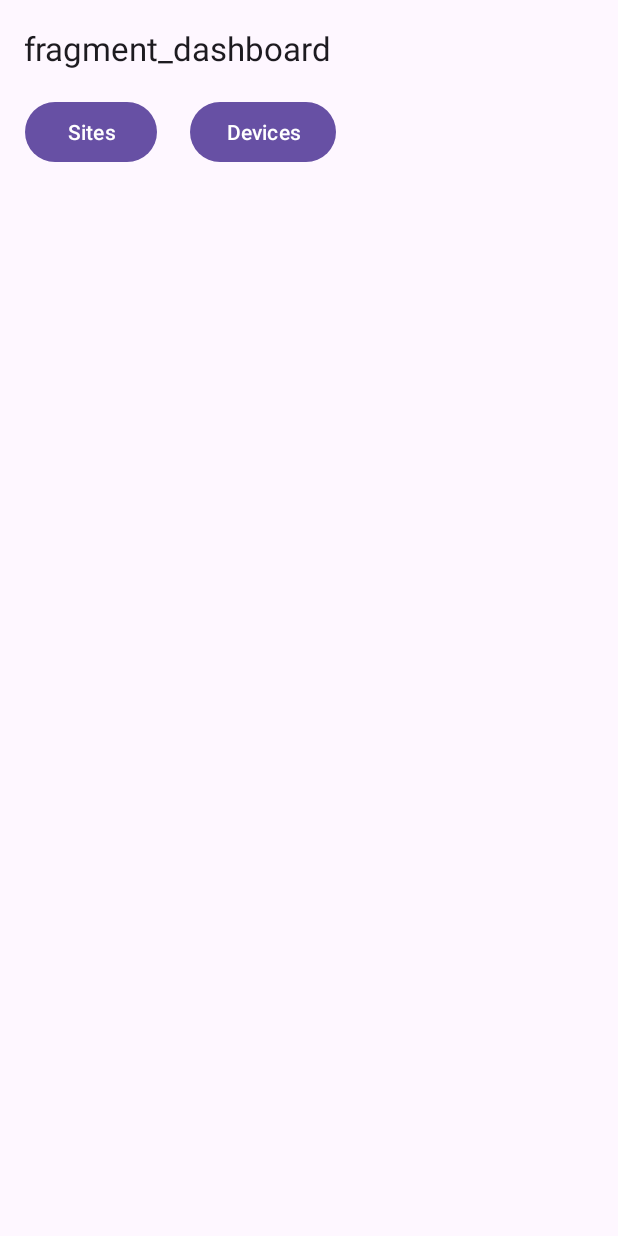
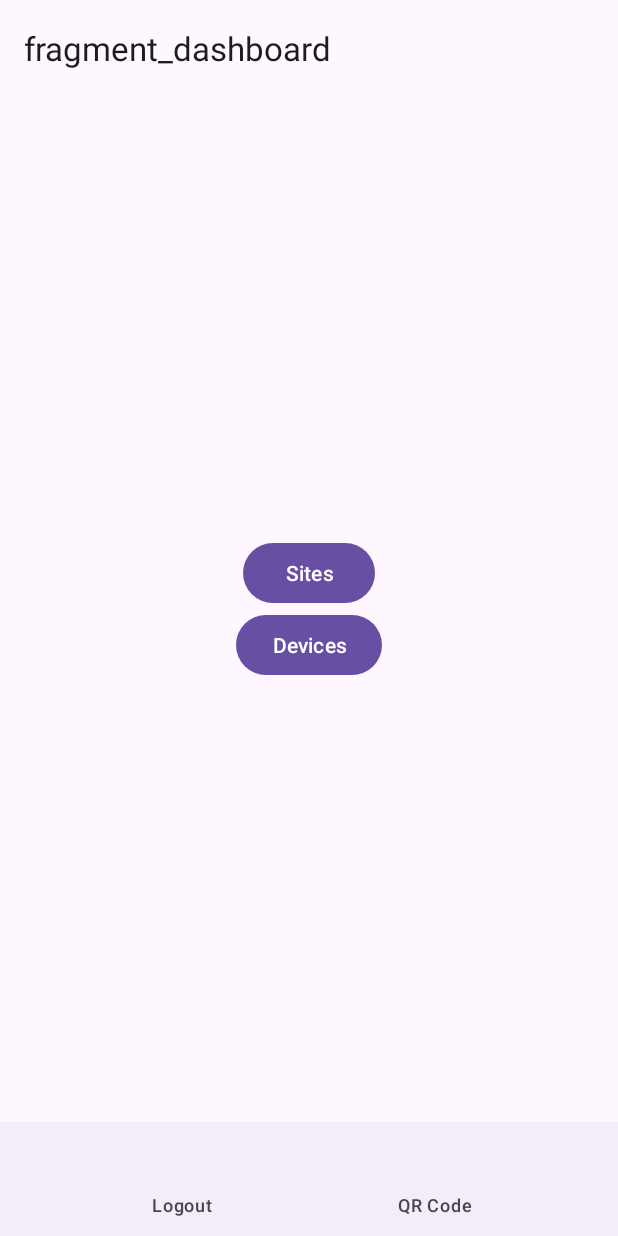
Before and after one commit to pjp13579/project-dam-2025, an Android app: the Dashboard screen opened through its navigation route, on a phone screen of 412 x 824 dp. Run offline under Robolectric (Android 15) with nearby library versions, the phone set to English and light mode, and no system bars; our stand-ins replace navigation-ui.

Commit message:
Added bottom bar and logout button.

```diff
--- a/PROJECT_DAM/app/src/main/java/com/ipt2025/project_dam/MainActivity.kt
+++ b/PROJECT_DAM/app/src/main/java/com/ipt2025/project_dam/MainActivity.kt
@@ -2,14 +2,19 @@ package com.ipt2025.project_dam
 
 import android.content.Intent
 import android.os.Bundle
+import android.view.View
 import androidx.activity.addCallback
 import com.google.android.material.snackbar.Snackbar
 import androidx.appcompat.app.AppCompatActivity
+import androidx.core.content.ContentProviderCompat.requireContext
 import androidx.navigation.findNavController
 import androidx.navigation.ui.AppBarConfiguration
 import androidx.navigation.ui.setupActionBarWithNavController
 import androidx.navigation.fragment.NavHostFragment
 import androidx.navigation.ui.navigateUp
+import com.google.android.material.bottomnavigation.BottomNavigationView
+import com.ipt2025.project_dam.data.TokenManager
+import com.ipt2025.project_dam.data.api.RetrofitProvider
 import com.ipt2025.project_dam.databinding.ActivityMainBinding
 
 class MainActivity : AppCompatActivity() {
@@ -31,6 +36,44 @@ class MainActivity : AppCompatActivity() {
         val topLevelDestinations = setOf(R.id.dashboard, R.id.loginFragment)
         appBarConfiguration = AppBarConfiguration(topLevelDestinations)
         setupActionBarWithNavController(navController, appBarConfiguration)
+
+        var bottomNav = findViewById<BottomNavigationView>(R.id.bottomNavigationView)
+        bottomNav.menu.setGroupCheckable(0, true, false)
+        for (i in 0 until bottomNav.menu.size()) {
+            bottomNav.menu.getItem(i).isChecked = false
+        }
+
+        navController.addOnDestinationChangedListener { _, destination, _ ->
+            when (destination.id) {
+                // Screens where you want the bottom bar HIDDEN
+                R.id.loginFragment-> {
+                    bottomNav.visibility = View.GONE
+                }
+
+                // Screens where it should be visible
+                else -> {
+                    bottomNav.visibility = View.VISIBLE
+                }
+            }
+        }
+
+        val tokenManager = TokenManager(this)
+
+        bottomNav.setOnItemSelectedListener { item ->
+            when (item.itemId) {
+                R.id.nav_qr -> {
+
+                    true
+                }
+                R.id.nav_logout -> {
+                    RetrofitProvider.clearToken()
+                    tokenManager.clearToken()
+                    navController.popBackStack(R.id.loginFragment, inclusive = false )
+                    true
+                }
+                else -> false
+            }
+        }
     }
 
     override fun onSupportNavigateUp(): Boolean {
--- a/PROJECT_DAM/app/src/main/java/com/ipt2025/project_dam/ui/login/LoginFragment.kt
+++ b/PROJECT_DAM/app/src/main/java/com/ipt2025/project_dam/ui/login/LoginFragment.kt
@@ -87,6 +87,8 @@ class LoginFragment : Fragment() {
                 // Navigate to the next fragment (e.g., HomeFragment)
                 findNavController().navigate(R.id.action_loginFragment_to_dashboard)
 
+                usernameEditText.setText("")
+                passwordEditText.setText("")
                 // IMPORTANT: Reset the event flag in the ViewModel to prevent
                 // navigation from re-triggering (e.g., on config change/rotation)
                 loginViewModel.doneNavigating()
@@ -142,6 +144,8 @@ class LoginFragment : Fragment() {
         passwordEditText.addTextChangedListener(afterTextChangedListener)
         passwordEditText.setOnEditorActionListener { _, actionId, _ ->
             if (actionId == EditorInfo.IME_ACTION_DONE) {
+                usernameEditText.setText("")
+                passwordEditText.setText("")
                 loginViewModel.login(
                     usernameEditText.text.toString(),
                     passwordEditText.text.toString()
--- a/PROJECT_DAM/app/src/main/res/layout/activity_main.xml
+++ b/PROJECT_DAM/app/src/main/res/layout/activity_main.xml
@@ -7,6 +7,7 @@
     android:layout_height="match_parent"
     android:fitsSystemWindows="true"
     tools:context=".MainActivity">
+
 
     <com.google.android.material.appbar.AppBarLayout
         android:id="@+id/appBarLayout"
@@ -24,16 +25,25 @@
 
     </com.google.android.material.appbar.AppBarLayout>
 
+    <com.google.android.material.bottomnavigation.BottomNavigationView
+        android:id="@+id/bottomNavigationView"
+        android:layout_width="match_parent"
+        android:layout_height="76dp"
+        app:labelVisibilityMode="labeled"
+        app:layout_constraintBottom_toBottomOf="parent"
+        app:layout_constraintEnd_toEndOf="parent"
+        app:menu="@menu/bottom_bar" />
+
     <androidx.fragment.app.FragmentContainerView
         android:id="@+id/main_fragment_container"
         android:name="androidx.navigation.fragment.NavHostFragment"
         android:layout_width="match_parent"
         android:layout_height="0dp"
         app:defaultNavHost="true"
-        app:navGraph="@navigation/nav_graph"
+        app:layout_constraintTop_toBottomOf="@+id/appBarLayout"
+        app:layout_constraintBottom_toTopOf="@+id/bottomNavigationView"
         app:layout_constraintEnd_toEndOf="parent"
         app:layout_constraintStart_toStartOf="parent"
-        app:layout_constraintTop_toBottomOf="@id/appBarLayout"
-        />
+        app:navGraph="@navigation/nav_graph" />
 
 </androidx.constraintlayout.widget.ConstraintLayout>
--- a/PROJECT_DAM/app/src/main/res/layout/fragment_dashboard.xml
+++ b/PROJECT_DAM/app/src/main/res/layout/fragment_dashboard.xml
@@ -7,27 +7,23 @@
     android:layout_height="match_parent"
     tools:context=".Dashboard">
 
+    <LinearLayout
+        android:layout_width="match_parent"
+        android:layout_height="match_parent"
+        android:gravity="center"
+        android:orientation="vertical">
+
         <Button
             android:id="@+id/site_list_button"
             android:layout_width="wrap_content"
             android:layout_height="wrap_content"
-        android:text="Sites"
-        app:layout_constraintBottom_toBottomOf="parent"
-        app:layout_constraintEnd_toEndOf="parent"
-        app:layout_constraintHorizontal_bias="0.051"
-        app:layout_constraintStart_toStartOf="parent"
-        app:layout_constraintTop_toTopOf="parent"
-        app:layout_constraintVertical_bias="0.923" />
+            android:text="Sites" />
 
         <Button
             android:id="@+id/device_list_button"
             android:layout_width="wrap_content"
             android:layout_height="wrap_content"
-        android:text="Devices"
-        app:layout_constraintBottom_toBottomOf="parent"
-        app:layout_constraintEnd_toEndOf="parent"
-        app:layout_constraintHorizontal_bias="0.402"
-        app:layout_constraintStart_toStartOf="parent"
-        app:layout_constraintTop_toTopOf="parent"
-        app:layout_constraintVertical_bias="0.923" />
+            android:text="Devices" />
+    </LinearLayout>
+
 </androidx.constraintlayout.widget.ConstraintLayout>
--- a/PROJECT_DAM/app/src/main/res/menu/bottom_bar.xml
+++ b/PROJECT_DAM/app/src/main/res/menu/bottom_bar.xml
@@ -3,8 +3,9 @@
     xmlns:tools="http://schemas.android.com/tools"
     tools:context="com.ipt2025.project_dam.MainActivity">
     <item
-        android:id="@+id/action_settings"
-        android:orderInCategory="100"
-        android:title="MAIN"
-        app:showAsAction="never" />
+        android:id="@+id/nav_logout"
+        android:title="@string/logout" />
+    <item
+        android:id="@+id/nav_qr"
+        android:title="@string/qr" />
 </menu>
--- a/PROJECT_DAM/app/src/main/res/values/strings.xml
+++ b/PROJECT_DAM/app/src/main/res/values/strings.xml
@@ -53,5 +53,7 @@
     <string name="invalid_password">Password must be >5 characters</string>
     <string name="login_failed">"Login failed"</string>
     <!-- TODO: Remove or change this placeholder text -->
+    <string name="qr">"QR Code"</string>
+    <string name="logout">Logout</string>
     <string name="hello_blank_fragment">Hello blank fragment</string>
 </resources>
```
Also changed, not shown: PROJECT_DAM/app/src/main/res/layout/fragment_device_detail_list_item.xml (+13 -8 lines). Lines whose indentation alone changed are shown as unchanged.
